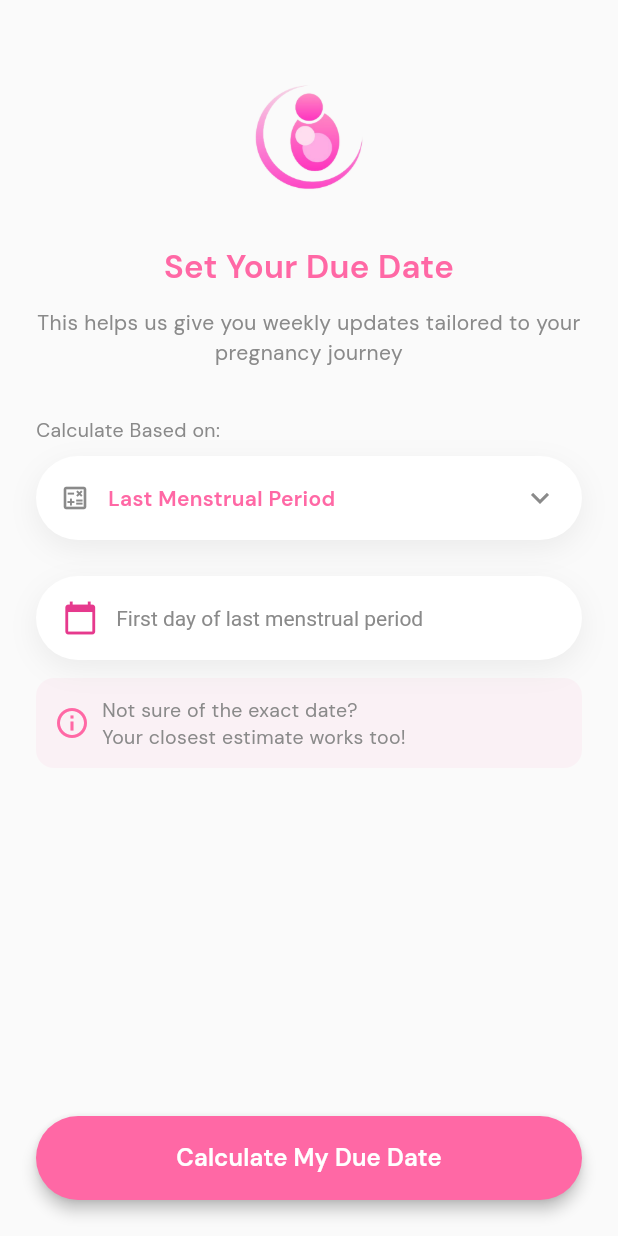
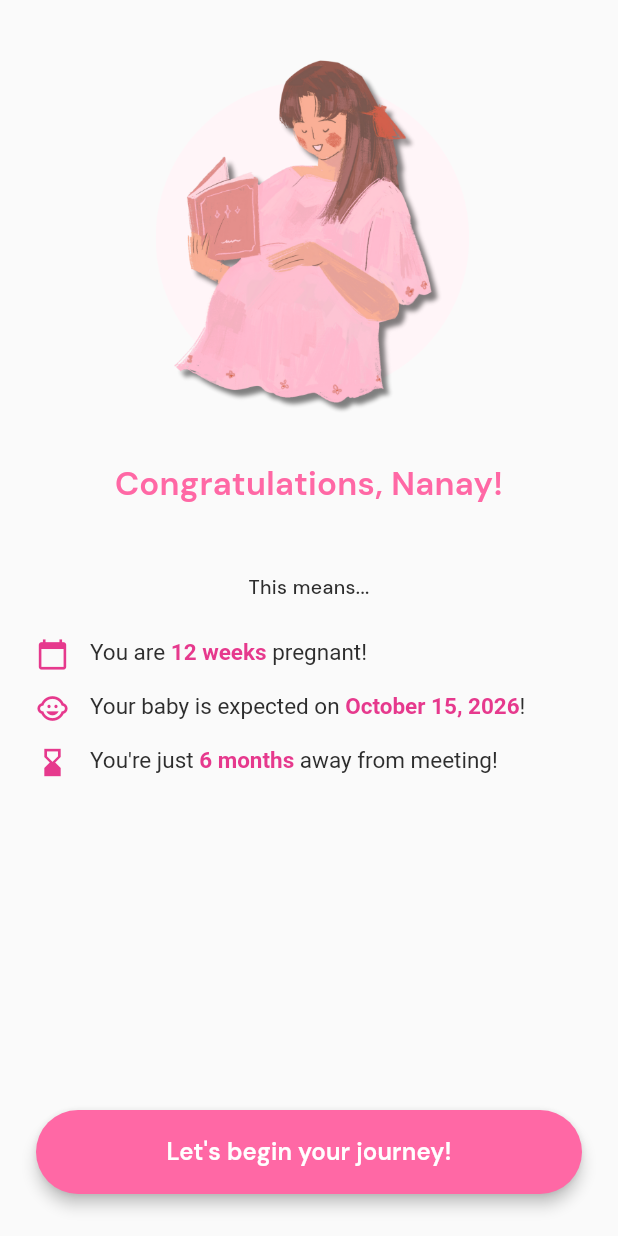
Before and after one commit to ErrolKelvinTolentino/InaAgapayFlutter, a Flutter app: the DueDateSetterScreen screen opened directly, after a tap on "Calculate My Due Date", on a phone screen of 412 x 824 dp. Run offline on Flutter 3.47's test engine with Material 3 defaults, Android fonts, the phone set to English and light mode, and no system bars.

Commit message:
Congratulations page
- added InforRow widget
- added congratulations page based on due date

```diff
--- a/inaagapay_flutter_v1/lib/main.dart
+++ b/inaagapay_flutter_v1/lib/main.dart
@@ -11,6 +11,9 @@ import 'screens/forgot_password_verification.dart';
 import 'screens/change_forgot_password.dart';
 import 'screens/complete_profile.dart';
 import 'screens/welcome_screen.dart';
+import 'screens/congrats_page.dart';
+import 'screens/due_date_setter.dart'; // gives access to DueDateMode
+
 
 
 void main() {
@@ -49,10 +52,18 @@ class MyApp extends StatelessWidget {
         '/complete-profile': (context) =>
             const CompleteProfileScreen(),
         '/welcome': (context) => const WelcomeScreen(),
+      },
+      onGenerateRoute: (settings) {
+    if (settings.name == '/congrats') {
+      final mode = settings.arguments as DueDateMode;
 
+      return MaterialPageRoute(
+        builder: (_) => CongratsPage(mode: mode),
+      );
+    }
+    return null;
+      },
 
-
-      },
     );
   }
 }
--- /dev/null
+++ b/inaagapay_flutter_v1/lib/screens/congrats_page.dart
@@ -0,0 +1,184 @@
+import 'package:flutter/material.dart';
+
+import '../theme/app_colors.dart';
+import '../widgets/headline.dart';
+import '../widgets/main_button.dart';
+import '../widgets/small_description.dart';
+import '../widgets/info_row.dart';
+import '../screens/due_date_setter.dart';
+
+class CongratsPage extends StatelessWidget {
+  final DueDateMode mode;
+
+  // 🔧 Static placeholders (backend later)
+  final int weeksPregnant = 12;
+  final int monthsLeft = 6;
+  final String dueDate = 'October 15, 2026';
+
+  const CongratsPage({
+    super.key,
+    required this.mode,
+  });
+
+  bool get isPregnant => mode == DueDateMode.pregnant;
+
+  @override
+  Widget build(BuildContext context) {
+    return Scaffold(
+      backgroundColor: AppColors.bgPrimary,
+      body: SafeArea(
+        child: Padding(
+          padding: const EdgeInsets.symmetric(horizontal: 24),
+          child: Column(
+            children: [
+              // 🔽 Scrollable content (prevents overflow)
+              Expanded(
+                child: SingleChildScrollView(
+                  physics: const BouncingScrollPhysics(),
+                  child: Column(
+                    crossAxisAlignment: CrossAxisAlignment.center,
+                    children: [
+                      const SizedBox(height: 32),
+
+                      // 🖼 Illustration
+                      Image.asset(
+                        'assets/images/pregnant1.png',
+                        height:
+                            MediaQuery.of(context).size.height * 0.30,
+                        fit: BoxFit.contain,
+                      ),
+
+                      const SizedBox(height: 28),
+
+                      // 🎉 Headline
+                      Center(
+                        child: Headline(
+                          text: isPregnant
+                              ? 'Congratulations, Nanay!'
+                              : 'Congratulations!',
+                        ),
+                      ),
+
+                      const SizedBox(height: 12),
+
+                      // 🧠 Supporting subtitle
+                      if (!isPregnant)
+  Padding(
+    padding: const EdgeInsets.symmetric(horizontal: 24),
+    child: Text(
+      "You're now supporting someone through their pregnancy journey!",
+      textAlign: TextAlign.center,
+      style: const TextStyle(
+        fontSize: 13,
+        height: 1.5,
+        color: AppColors.textSecondary,
+      ),
+    ),
+  ),
+
+
+                      const SizedBox(height: 32),
+
+                      // 🧾 Section label (centered correctly)
+                      const Center(
+  child: Text(
+    'This means...',
+    textAlign: TextAlign.center,
+    style: TextStyle(
+      fontSize: 13,
+      fontWeight: FontWeight.w500,
+      color: AppColors.textPrimary,
+    ),
+  ),
+),
+
+                      const SizedBox(height: 16),
+
+                      // 📋 Info rows
+                      InfoRow(
+                        icon: Icons.calendar_today,
+                        text: TextSpan(
+                          children: [
+                            TextSpan(
+                              text:
+                                  isPregnant ? 'You are ' : 'They are ',
+                            ),
+                            TextSpan(
+                              text: '$weeksPregnant weeks',
+                              style: const TextStyle(
+                                color: AppColors.brandAccent,
+                                fontWeight: FontWeight.w600,
+                              ),
+                            ),
+                            const TextSpan(text: ' pregnant!'),
+                          ],
+                        ),
+                      ),
+
+                      InfoRow(
+                        icon: Icons.child_care,
+                        text: TextSpan(
+                          children: [
+                            TextSpan(
+                              text: isPregnant
+                                  ? 'Your baby is expected on '
+                                  : 'Their baby is expected on ',
+                            ),
+                            TextSpan(
+                              text: dueDate,
+                              style: const TextStyle(
+                                color: AppColors.brandAccent,
+                                fontWeight: FontWeight.w600,
+                              ),
+                            ),
+                            const TextSpan(text: '!'),
+                          ],
+                        ),
+                      ),
+
+                      InfoRow(
+                        icon: Icons.hourglass_bottom,
+                        text: TextSpan(
+                          children: [
+                            TextSpan(
+                              text: isPregnant
+                                  ? "You're just "
+                                  : "They're just ",
+                            ),
+                            TextSpan(
+                              text: '$monthsLeft months',
+                              style: const TextStyle(
+                                color: AppColors.brandAccent,
+                                fontWeight: FontWeight.w600,
+                              ),
+                            ),
+                            const TextSpan(
+                                text: ' away from meeting!'),
+                          ],
+                        ),
+                      ),
+
+                      const SizedBox(height: 24),
+                    ],
+                  ),
+                ),
+              ),
+
+              // 🚀 CTA (role-aware + routed)
+              MainButton(
+                label: isPregnant
+                    ? "Let's begin your journey!"
+                    : "Let's begin the journey!",
+                onPressed: () {
+                  Navigator.pushReplacementNamed(context, '/home');
+                },
+              ),
+
+              const SizedBox(height: 28),
+            ],
+          ),
+        ),
+      ),
+    );
+  }
+}
--- a/inaagapay_flutter_v1/lib/screens/due_date_setter.dart
+++ b/inaagapay_flutter_v1/lib/screens/due_date_setter.dart
@@ -6,6 +6,7 @@ import '../widgets/main_button.dart';
 import '../widgets/calculation_dropdown.dart';
 import '../widgets/aog_input.dart';
 import '../models/due_date_basis.dart';
+import 'congrats_page.dart';
 
 enum DueDateMode { pregnant, supporting }
 
@@ -188,9 +189,15 @@ class _DueDateSetterScreenState extends State<DueDateSetterScreen> {
       ? 'Calculate My Due Date'
       : 'Calculate Their Due Date',
   onPressed: () {
-                  // calculation step next
+    Navigator.pushNamed(
+  context,
+  '/congrats',
+  arguments: widget.mode, // DueDateMode.pregnant or supporting
+);
+
   },
 ),
+
             ],
           ),
         ),
--- /dev/null
+++ b/inaagapay_flutter_v1/lib/widgets/info_row.dart
@@ -0,0 +1,50 @@
+import 'package:flutter/material.dart';
+import '../theme/app_colors.dart';
+
+class InfoRow extends StatelessWidget {
+  final IconData icon;
+  final InlineSpan text;
+
+  const InfoRow({
+    super.key,
+    required this.icon,
+    required this.text,
+  });
+
+  @override
+  Widget build(BuildContext context) {
+    return Padding(
+      padding: const EdgeInsets.symmetric(vertical: 6),
+      child: Row(
+        crossAxisAlignment: CrossAxisAlignment.start,
+        children: [
+          // Icon (optically aligned)
+          Padding(
+            padding: const EdgeInsets.only(top: 2),
+            child: Icon(
+              icon,
+              size: 22,
+              color: AppColors.brandAccent,
+            ),
+          ),
+
+          const SizedBox(width: 14),
+
+          // Text
+          Expanded(
+            child: RichText(
+              text: TextSpan(
+                style: const TextStyle(
+                  fontSize: 15,
+                  height: 1.45,
+                  color: AppColors.textPrimary,
+                ),
+                children: [text],
+              ),
+            ),
+          ),
+        ],
+      ),
+    );
+  }
+}
--- a/inaagapay_flutter_v1/lib/widgets/small_description.dart
+++ b/inaagapay_flutter_v1/lib/widgets/small_description.dart
@@ -5,12 +5,16 @@ class SmallDescription extends StatelessWidget {
   final String text;
   final IconData? icon;
   final Color? color;
+  final TextAlign? textAlign;
+  final MainAxisAlignment rowAlignment;
 
   const SmallDescription({
     super.key,
     required this.text,
     this.icon,
     this.color,
+    this.textAlign,
+    this.rowAlignment = MainAxisAlignment.start,
   });
 
   @override
@@ -18,7 +22,9 @@ class SmallDescription extends StatelessWidget {
     final Color textColor = color ?? AppColors.textSecondary;
 
     return Row(
+      mainAxisAlignment: rowAlignment,
       crossAxisAlignment: CrossAxisAlignment.start,
+      mainAxisSize: MainAxisSize.min, // 🔑 THIS IS CRITICAL
       children: [
         if (icon != null)
           Icon(
@@ -29,13 +35,12 @@ class SmallDescription extends StatelessWidget {
 
         if (icon != null) const SizedBox(width: 8),
 
-        Expanded(
-          child: Text(
-            text,
-            style: TextStyle(
-              fontSize: 13,
-              color: textColor,
-            ),
+        Text(
+          text,
+          textAlign: textAlign,
+          style: TextStyle(
+            fontSize: 13,
+            color: textColor,
           ),
         ),
       ],
```
Also changed, not shown: inaagapay_flutter_v1/assets/images/pregnant1.png (added). Lines whose indentation alone changed are shown as unchanged.
